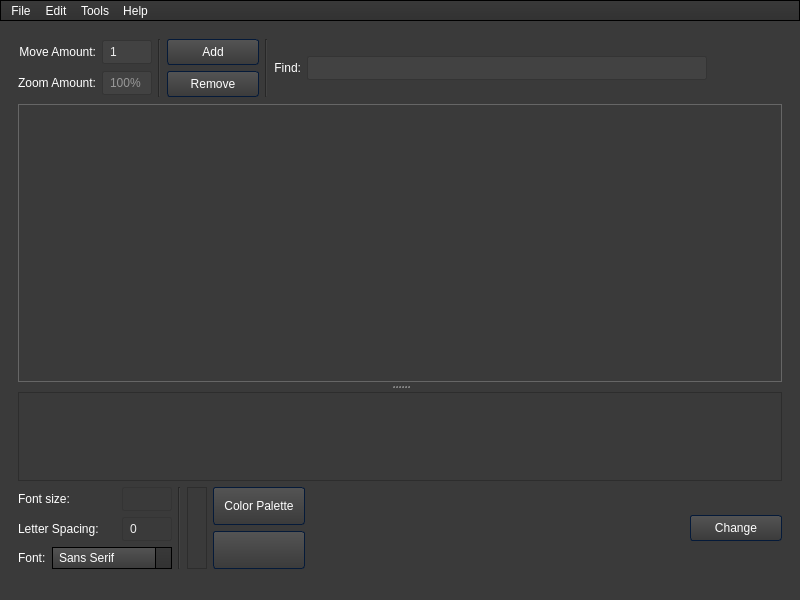
Old version of the form forms/mainwindow.ui in the repository WTS012201/Text-Extraction-Tool.
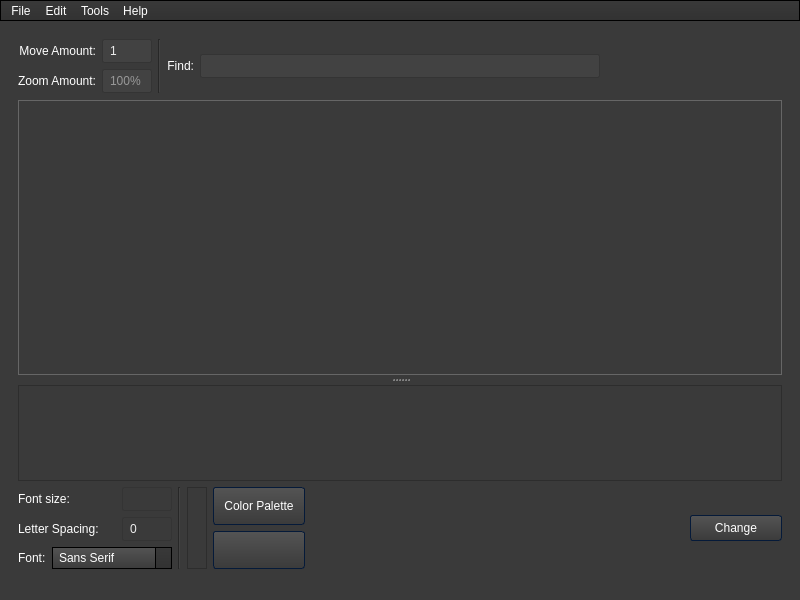
New version of the form. Icons and pictures are not drawn.

```diff
--- a/forms/mainwindow.ui
+++ b/forms/mainwindow.ui
@@ -1014,7 +1014,7 @@
               </property>
               <layout class="QVBoxLayout" name="verticalLayout_2">
                <item>
-                <layout class="QHBoxLayout" name="horizontalLayout" stretch="0,0,0,0,0,3">
+                <layout class="QHBoxLayout" name="horizontalLayout" stretch="0,0,0,3">
                  <item>
                   <layout class="QVBoxLayout" name="verticalLayout_3">
                    <property name="sizeConstraint">
@@ -1108,37 +1108,6 @@
                    </property>
                   </widget>
                  </item>
-                 <item>
-                  <layout class="QVBoxLayout" name="verticalLayout_8">
-                   <item>
-                    <widget class="QPushButton" name="highlightAll">
-                     <property name="minimumSize">
-                      <size>
-                       <width>92</width>
-                       <height>0</height>
-                      </size>
-                     </property>
-                     <property name="text">
-                      <string>Add</string>
-                     </property>
-                    </widget>
-                   </item>
-                   <item>
-                    <widget class="QPushButton" name="removeSelection">
-                     <property name="text">
-                      <string>Remove</string>
-                     </property>
-                    </widget>
-                   </item>
-                  </layout>
-                 </item>
-                 <item>
-                  <widget class="Line" name="line_3">
-                   <property name="orientation">
-                    <enum>Qt::Vertical</enum>
-                   </property>
-                  </widget>
-                 </item>
                  <item>
                   <layout class="QHBoxLayout" name="horizontalLayout_4">
                    <property name="sizeConstraint">
```
